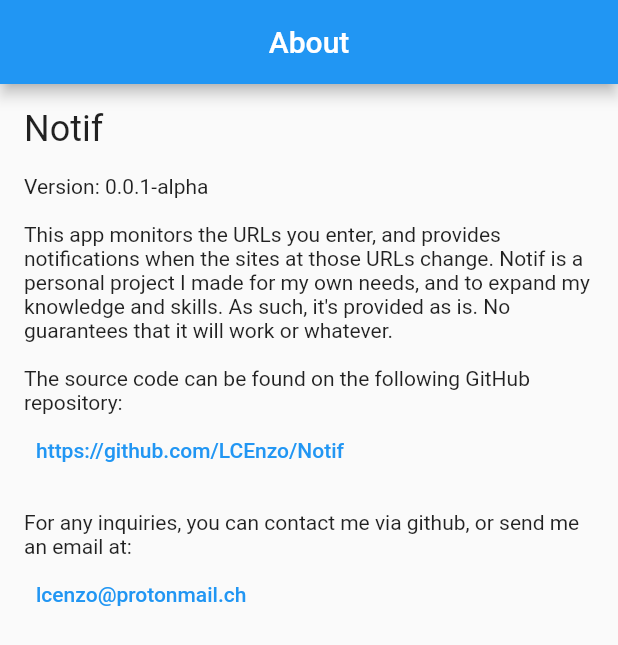
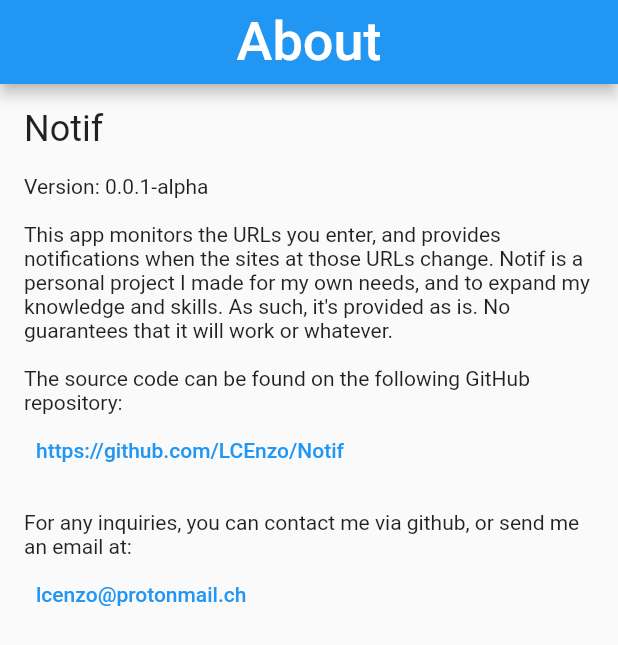
Before and after one commit to LCEnzo/Notif, a Flutter app: the screen it shows after launch, on a phone screen of 412 x 824 dp. Shown: the top 645 px of the screen. Run offline on Flutter 3.47's test engine with Material 2 defaults, Android fonts, the phone set to English and light mode, and no system bars; our stand-ins replace package_info_plus; Roboto replaces fonts that are missing (Hack Regular).

Commit message:
Turn About stateless, create skeleton for auth service

```diff
--- a/frontend/lib/main.dart
+++ b/frontend/lib/main.dart
@@ -11,7 +11,22 @@
     return MaterialApp(
       title: 'Notif',
       theme: ThemeData(
-        primarySwatch: Colors.blue,
+        // Define the default brightness and colors.
+        brightness: Brightness.light,
+        primaryColor: Colors.deepPurple[700],
+
+        // Define the default font family.
+        fontFamily: 'Hack Regular',
+
+        // Define the default `TextTheme`. Use this to specify the default
+        // text styling for headlines, titles, bodies of text, and more.
+        textTheme: const TextTheme(
+          displayLarge: TextStyle(fontSize: 72),
+          titleLarge: TextStyle(fontSize: 36),
+          bodyMedium: TextStyle(fontSize: 14),
+        ),
+        // scaffoldBackgroundColor: const Color(0x1e1e1e), // default background color
+        // backgroundColor: const Color(0x2e2e2e),
       ),
       home: AboutPage(), // directly open AboutPage() for testing
       routes: {
--- a/frontend/lib/screens/about.dart
+++ b/frontend/lib/screens/about.dart
@@ -3,25 +3,12 @@
 import 'package:url_launcher/url_launcher.dart';
 import 'package:url_launcher/url_launcher_string.dart';
 
-class AboutPage extends StatefulWidget {
-  @override
-  _AboutPageState createState() => _AboutPageState();
-}
+class AboutPage extends StatelessWidget {
+  const AboutPage({Key? key}) : super(key: key);
 
-class _AboutPageState extends State<AboutPage> {
-  String appVersion = '';
-
-  @override
-  void initState() {
-    super.initState();
-    getAppVersion();
-  }
-
-  Future<void> getAppVersion() async {
-    PackageInfo packageInfo = await PackageInfo.fromPlatform();
-    setState(() {
-      appVersion = packageInfo.version;
-    });
+  Future<String> getAppVersion() async {
+    final packageInfo = await PackageInfo.fromPlatform();
+    return packageInfo.version;
   }
 
   @override
@@ -39,10 +26,20 @@
               children: <Widget>[
                 const Text(
                   'Notif',
-                  style: const TextStyle(fontSize: 24),
+                  style: TextStyle(fontSize: 24),
                 ),
                 const SizedBox(height: 16),
-                Text('Version: $appVersion'),
+                FutureBuilder<String>(
+                  future: getAppVersion(),
+                  builder:
+                      (BuildContext context, AsyncSnapshot<String> snapshot) {
+                    if (snapshot.connectionState == ConnectionState.waiting) {
+                      return const CircularProgressIndicator();
+                    } else {
+                      return Text('Version: ${snapshot.data}');
+                    }
+                  },
+                ),
                 const SizedBox(height: 16),
                 const Text(
                   'This app monitors the URLs you enter, and provides notifications when the sites '
--- a/frontend/lib/services/shared.dart
+++ b/frontend/lib/services/shared.dart
@@ -0,0 +1 @@
+import 'auth.dart';
--- a/frontend/pubspec.yaml
+++ b/frontend/pubspec.yaml
@@ -32,6 +32,7 @@
     sdk: flutter
   package_info_plus: ^4.0.2
   url_launcher: ^6.1.12
+  http: ^1.1.0
 
 
   # The following adds the Cupertino Icons font to your application.
```
Also changed, not shown: frontend/lib/services/auth.dart (added, +33 -0 lines), frontend/pubspec.lock.
